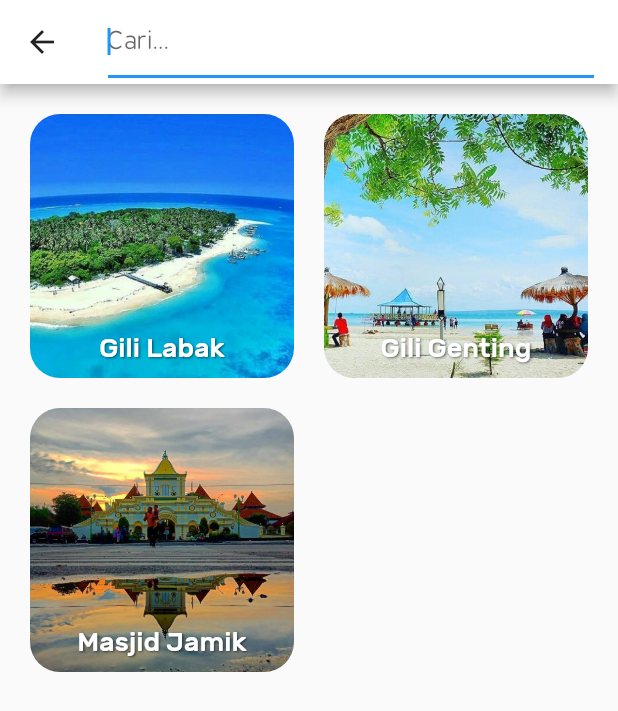
After one commit to moh-affan/FlutterSumenepTourism, a Flutter app: the screen it shows after launch, after a tap on the "search" icon, on a phone screen of 412 x 824 dp. The commit adds this screen. Shown: the top 711 px of the screen. Run offline on Flutter 3.47's test engine with Material 2 defaults, Android fonts, the phone set to English and light mode, and no system bars; our stand-ins replace flutter_html, get_it, google_maps_flutter, location, permission_handler, shared_preferences and 1 more; accounts and stored records are empty; project files that could hold a hidden picture were left out.

Commit message:
add searching

```diff
--- a/lib/main.dart
+++ b/lib/main.dart
@@ -6,8 +6,8 @@ import 'constant/navigations.dart';
 import 'environtment.dart';
 
 void main() async {
+  runApp(App());
   await Environtment.setup();
-  runApp(App());
 }
 
 class App extends StatelessWidget {
--- a/lib/screens/beranda.dart
+++ b/lib/screens/beranda.dart
@@ -2,12 +2,10 @@ import 'dart:convert';
 
 import 'package:flutter/material.dart';
 import 'package:flutter/services.dart';
-import 'package:flutter_vector_icons/flutter_vector_icons.dart';
-import 'package:google_maps_flutter/google_maps_flutter.dart';
-import 'package:location/location.dart';
 import 'package:sumenep_tourism/constant/app.dart';
 import 'package:sumenep_tourism/constant/navigations.dart';
 import 'package:sumenep_tourism/models/wisata.dart';
+import 'package:sumenep_tourism/screens/pencarian.dart';
 import 'package:sumenep_tourism/screens/tentang_sumenep.dart';
 import 'package:sumenep_tourism/widgets/carousel.dart';
 
@@ -23,6 +21,7 @@ class BerandaPageState extends State<BerandaPage>
   TabController _tabController;
   final MethodChannel methodChannel =
       MethodChannel("com.affan.sumenep_tourism/method_channel");
+  final ScrollController _scrollController = ScrollController();
 
   void _onSliderChanged(int index) {
     print('index now is $index');
@@ -35,6 +34,9 @@ class BerandaPageState extends State<BerandaPage>
     _tabController = TabController(initialIndex: 0, length: 2, vsync: this);
     _tabController.addListener(onTabChange);
     _loadData();
+    _scrollController.addListener(() {
+      print(_scrollController.offset);
+    });
   }
 
   void onTabChange() {
@@ -108,6 +110,10 @@ class BerandaPageState extends State<BerandaPage>
 
   @override
   Widget build(BuildContext context) {
+    SystemChrome.setSystemUIOverlayStyle(SystemUiOverlayStyle(
+      statusBarIconBrightness: Brightness.light,
+    ));
+
     height = MediaQuery.of(context).size.height;
     width = MediaQuery.of(context).size.width;
     MyAppContext.context = context;
@@ -125,12 +131,26 @@ class BerandaPageState extends State<BerandaPage>
       body: DefaultTabController(
         length: 2,
         child: NestedScrollView(
+          controller: _scrollController,
           headerSliverBuilder: (BuildContext context, bool innerBoxIsScrolled) {
             return <Widget>[
               SliverAppBar(
                 expandedHeight: 200.0,
                 pinned: true,
                 floating: false,
+                actions: <Widget>[
+                  IconButton(
+                    icon: Icon(Icons.search),
+                    onPressed: () {
+                      print("on tap");
+                      Navigator.push(
+                          context,
+                          MaterialPageRoute(
+                              builder: (BuildContext context) =>
+                                  PencarianPage()));
+                    },
+                  )
+                ],
 //                backgroundColor: Colors.transparent,
                 flexibleSpace: FlexibleSpaceBar(
                   centerTitle: true,
--- /dev/null
+++ b/lib/screens/pencarian.dart
@@ -0,0 +1,145 @@
+import 'dart:async';
+import 'dart:convert';
+
+import 'package:flutter/material.dart';
+import 'package:flutter/services.dart';
+import 'package:sumenep_tourism/models/wisata.dart';
+
+class PencarianPage extends StatefulWidget {
+  @override
+  State<StatefulWidget> createState() => PencarianPageState();
+}
+
+class PencarianPageState extends State<PencarianPage> {
+  double height, width;
+  List<Wisata> listWisata;
+  StreamController<List<Wisata>> _streamController =
+      StreamController<List<Wisata>>();
+  final MethodChannel methodChannel =
+      MethodChannel("com.affan.sumenep_tourism/method_channel");
+  final TextEditingController _textEditingController = TextEditingController();
+
+  @override
+  void initState() {
+    super.initState();
+    listWisata = List<Wisata>();
+    _loadData();
+    _textEditingController.addListener(() {
+      print(_textEditingController.text);
+      if (_textEditingController.text.isNotEmpty) {
+        var filtered = listWisata.where((Wisata wisata) {
+          var tes = wisata.nama
+              .toLowerCase()
+              .contains(_textEditingController.text.toLowerCase());
+          print(tes);
+          return wisata.nama
+              .toLowerCase()
+              .contains(_textEditingController.text.toLowerCase());
+        }).toList();
+        print(filtered.length);
+        _streamController.sink.add(filtered);
+      } else {
+        _streamController.sink.add(listWisata);
+      }
+    });
+  }
+
+  @override
+  void dispose() {
+    _streamController.close();
+    super.dispose();
+  }
+
+  void _loadData() async {
+    var strWisata = await DefaultAssetBundle.of(context)
+        .loadString("assets/json/wisata.json");
+    final jsonWisata = jsonDecode(strWisata);
+    listWisata = (jsonWisata['wisata'] as List)
+        .map((json) => Wisata.fromJson(json))
+        .toList();
+    _streamController.sink.add(listWisata);
+  }
+
+  @override
+  Widget build(BuildContext context) {
+    SystemChrome.setSystemUIOverlayStyle(
+        SystemUiOverlayStyle(statusBarIconBrightness: Brightness.dark));
+
+    return Scaffold(
+      appBar: AppBar(
+        brightness: Brightness.dark,
+        automaticallyImplyLeading: true,
+        backgroundColor: Colors.white,
+        title: TextFormField(
+          autofocus: true,
+          controller: _textEditingController,
+          decoration: InputDecoration(hintText: "Cari..."),
+        ),
+        leading: IconButton(
+          icon: Icon(
+            Icons.arrow_back,
+            color: Colors.black87,
+          ),
+          onPressed: () {
+            Navigator.pop(context);
+          },
+        ),
+      ),
+      body: _buidBody(),
+    );
+  }
+
+  Widget _buidBody() {
+    return Container(
+        child: StreamBuilder(
+      stream: _streamController.stream,
+      initialData: List<Wisata>(),
+      builder: (BuildContext ctx, AsyncSnapshot<List<Wisata>> snapshot) {
+        return GridView.count(
+          crossAxisCount: 2,
+          padding: EdgeInsets.all(20),
+          crossAxisSpacing: 20,
+          mainAxisSpacing: 20,
+          children: snapshot.data
+              .map((wisata) => Container(
+                    decoration: BoxDecoration(
+                        borderRadius: BorderRadius.circular(20),
+                        image: DecorationImage(
+                            fit: BoxFit.cover,
+                            image: ExactAssetImage(wisata.gambar))),
+                    child: InkWell(
+                      onTap: () async {
+                        print(wisata.nama);
+                        await methodChannel.invokeMethod("showDetail", {
+                          "vrImage": wisata.vrImage,
+                          "deskripsi": wisata.deskripsi,
+                          "nama": wisata.nama,
+                        });
+                      },
+                      child: Align(
+                        alignment: Alignment.bottomCenter,
+                        child: Padding(
+                          padding: EdgeInsets.symmetric(vertical: 10),
+                          child: Text(
+                            wisata.nama,
+                            style: TextStyle(
+                                fontFamily: "Rubik",
+                                color: Colors.white,
+                                fontSize: 18,
+                                shadows: [
+                                  Shadow(
+                                      color: Colors.black54,
+                                      offset: Offset(.9, .9),
+                                      blurRadius: 1.5)
+                                ]),
+                          ),
+                        ),
+                      ),
+                    ),
+                  ))
+              .toList(),
+        );
+      },
+    ));
+  }
+}
```
